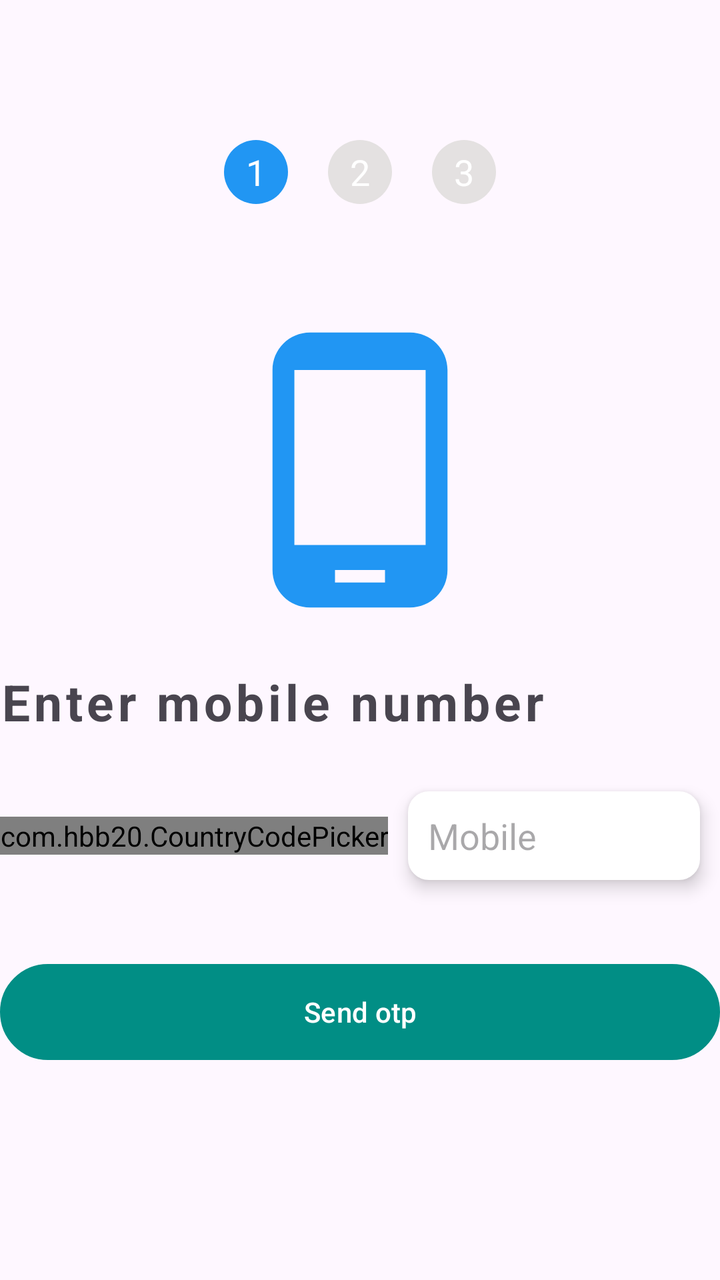
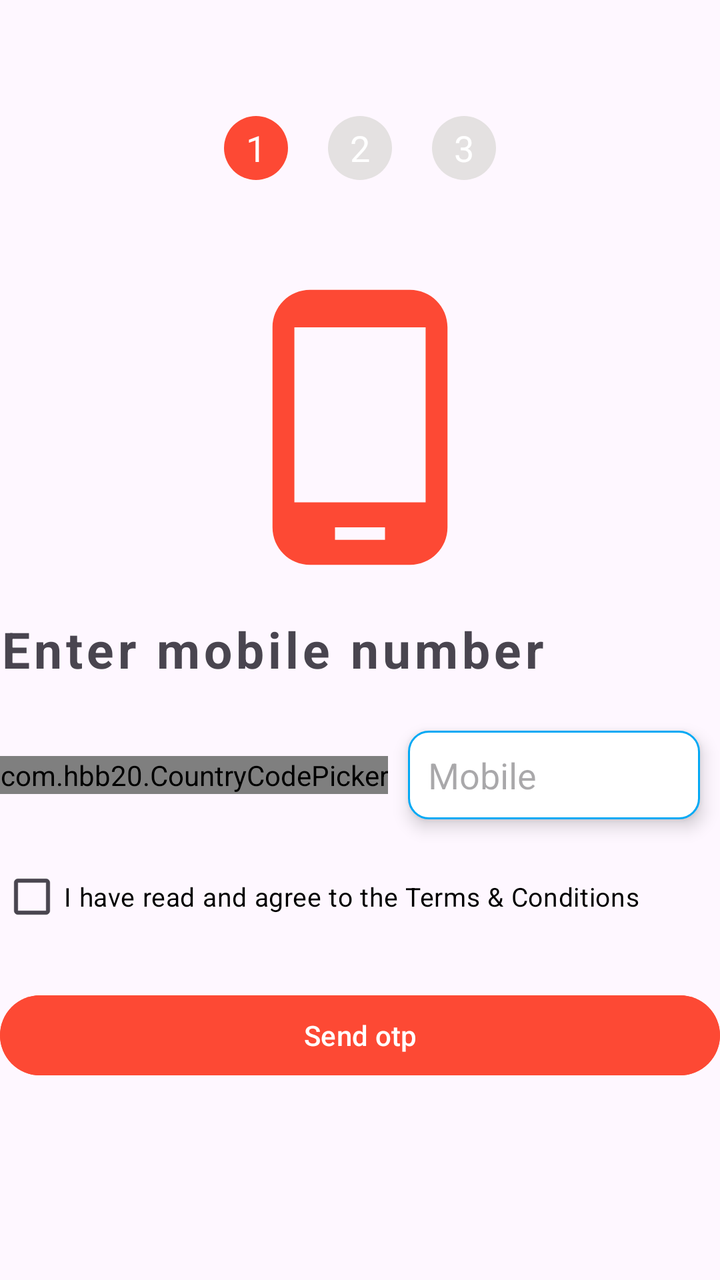

Before-and-after screenshots of an Android layout around one commit, followed by the original layout XML and the change that was made.
<!-- AndroidManifest.xml: application theme Theme.LifePluse -->
<!-- res/layout/activity_phonenumber_sign_in.xml -->
<?xml version="1.0" encoding="utf-8"?>
<LinearLayout xmlns:android="http://schemas.android.com/apk/res/android"
    xmlns:app="http://schemas.android.com/apk/res-auto"
    xmlns:tools="http://schemas.android.com/tools"
    android:id="@+id/main"
    android:layout_width="match_parent"
    android:layout_height="match_parent"
    android:layout_margin="20dp"
    android:gravity="center"
    android:orientation="vertical"
    android:weightSum="100"
    tools:context=".activity.Phonenumber_SignIn">


    <LinearLayout
        android:layout_width="match_parent"
        android:layout_height="wrap_content"
        android:layout_weight="20"
        android:gravity="center">

        <RelativeLayout
            android:layout_width="32dp"
            android:layout_height="32dp"
            android:layout_margin="10dp"
            android:background="@drawable/circular_bg"
            android:backgroundTint="@color/colorPrimary">

            <TextView
                android:layout_width="wrap_content"
                android:layout_height="wrap_content"
                android:layout_centerInParent="true"
                android:text="1"
                android:textColor="@color/white"
                android:textSize="18sp" />
        </RelativeLayout>

        <RelativeLayout
            android:layout_width="32dp"
            android:layout_height="32dp"
            android:layout_margin="10dp"
            android:background="@drawable/circular_bg"
            android:backgroundTint="@color/view_bg">

            <TextView
                android:layout_width="wrap_content"
                android:layout_height="wrap_content"
                android:layout_centerInParent="true"
                android:text="2"
                android:textColor="@color/white"
                android:textSize="18sp" />
        </RelativeLayout>

        <RelativeLayout
            android:layout_width="32dp"
            android:layout_height="32dp"
            android:layout_margin="10dp"
            android:background="@drawable/circular_bg"
            android:backgroundTint="@color/view_bg">

            <TextView
                android:layout_width="wrap_content"
                android:layout_height="wrap_content"
                android:layout_centerInParent="true"
                android:text="3"
                android:textColor="@color/white"
                android:textSize="18sp" />
        </RelativeLayout>
    </LinearLayout>

    <ImageView
        android:layout_width="150dp"
        android:layout_height="150dp"
        android:layout_weight="20"
        android:src="@drawable/phone_icon"
        app:tint="@color/colorPrimary" />

    <TextView
        android:layout_width="match_parent"
        android:layout_height="wrap_content"
        android:layout_gravity="center_vertical"
        android:layout_weight="5"
        android:letterSpacing="0.08"
        android:text="Enter mobile number"
        android:textSize="25sp"
        android:textStyle="bold" />

    <LinearLayout
        android:layout_width="match_parent"
        android:layout_height="wrap_content"
        android:layout_weight="5"
        android:gravity="center"
        android:orientation="horizontal">

        <com.hbb20.CountryCodePicker
            android:id="@+id/login_countrycode"
            android:layout_width="wrap_content"
            android:layout_height="wrap_content"
            app:ccp_showFlag="false"
            app:ccp_showNameCode="false" />

        <EditText
            android:id="@+id/login_mobile_number"
            android:layout_width="match_parent"
            android:layout_height="wrap_content"
            android:layout_margin="10dp"
            android:background="@drawable/edit_text_rounded_corner"
            android:elevation="5dp"
            android:hint="Mobile"
            android:inputType="phone"
            android:padding="10dp" />

    </LinearLayout>

    <LinearLayout
        android:layout_width="match_parent"
        android:layout_height="100dp"
        android:layout_weight="20"
        android:gravity="center_vertical"
        android:orientation="vertical">

        <Button
            android:id="@+id/send_otp_btn"
            android:layout_width="match_parent"
            android:layout_height="wrap_content"
            android:background="@drawable/btn_rounded_corner"
            android:text="Send otp" />

        <ProgressBar
            android:id="@+id/login_progress_bar"
            android:layout_width="32dp"
            android:layout_height="wrap_content"
            android:layout_gravity="center"
            android:indeterminateTint="@color/colorPrimary" />
    </LinearLayout>





</LinearLayout>
<!-- resources referenced by this layout -->
<resources>
  <color name="colorPrimary">#2196F3</color>
  <color name="view_bg">#E4E1E1</color>
  <color name="white">#FFFFFFFF</color>
  <!-- drawable btn_rounded_corner (drawable) -->
  <?xml version="1.0" encoding="utf-8"?>
  <shape android:shape="rectangle" xmlns:android="http://schemas.android.com/apk/res/android">
  
      <stroke android:width="1dp" android:color="@color/white"/>
      <corners android:radius="40dp"/>
      <solid android:color="@color/white"/>
  </shape>
  <!-- drawable circular_bg (drawable) -->
  <?xml version="1.0" encoding="utf-8"?>
  <shape android:shape="oval" xmlns:android="http://schemas.android.com/apk/res/android">
  
  </shape>
  <!-- drawable edit_text_rounded_corner (drawable) -->
  <?xml version="1.0" encoding="utf-8"?>
  <shape android:shape="rectangle" xmlns:android="http://schemas.android.com/apk/res/android">
  
      <stroke android:width="1dp" android:color="@color/white"/>
      <corners android:radius="10dp"/>
      <solid android:color="@color/white"/>
  </shape>
  <!-- drawable phone_icon (drawable) -->
  <vector android:height="100dp" android:tint="#000000"
      android:viewportHeight="24" android:viewportWidth="24"
      android:width="100dp" xmlns:android="http://schemas.android.com/apk/res/android">
      <path android:fillColor="@android:color/white" android:pathData="M16,1L8,1C6.34,1 5,2.34 5,4v16c0,1.66 1.34,3 3,3h8c1.66,0 3,-1.34 3,-3L19,4c0,-1.66 -1.34,-3 -3,-3zM14,21h-4v-1h4v1zM17.25,18L6.75,18L6.75,4h10.5v14z"/>
  </vector>
  <style name="Theme.LifePluse" parent="Base.Theme.LifePluse" />
  <style name="Base.Theme.LifePluse" parent="Theme.Material3.DayNight.NoActionBar">
          
  
          <item name="android:windowIsTranslucent">true</item>
  
          <item name="colorPrimary">@color/status_bar</item>
      </style>
  <color name="status_bar">#018E85</color>
</resources>

<!-- the commit's change to res/layout/activity_phonenumber_sign_in.xml (unified diff, before → after) -->
@@ -23,7 +23,7 @@
             android:layout_height="32dp"
             android:layout_margin="10dp"
             android:background="@drawable/circular_bg"
-            android:backgroundTint="@color/colorPrimary">
+            android:backgroundTint="@color/blood_splashbg">
 
             <TextView
                 android:layout_width="wrap_content"
@@ -72,7 +72,7 @@
         android:layout_height="150dp"
         android:layout_weight="20"
         android:src="@drawable/phone_icon"
-        app:tint="@color/colorPrimary" />
+        app:tint="@color/blood_splashbg" />
 
     <TextView
         android:layout_width="match_parent"
@@ -111,6 +111,15 @@
 
     </LinearLayout>
 
+    <CheckBox
+        android:id="@+id/termconditionCheckboxId"
+        android:layout_width="match_parent"
+        android:layout_height="wrap_content"
+        android:text="@string/checkbox_singintext"
+        android:textColor="@color/black"
+        android:textSize="13sp"
+        />
+
     <LinearLayout
         android:layout_width="match_parent"
         android:layout_height="100dp"
@@ -122,7 +131,7 @@
             android:id="@+id/send_otp_btn"
             android:layout_width="match_parent"
             android:layout_height="wrap_content"
-            android:background="@drawable/btn_rounded_corner"
+            android:backgroundTint="@color/blood_splashbg"
             android:text="Send otp" />
 
         <ProgressBar
@@ -130,7 +139,7 @@
             android:layout_width="32dp"
             android:layout_height="wrap_content"
             android:layout_gravity="center"
-            android:indeterminateTint="@color/colorPrimary" />
+            android:indeterminateTint="@color/blood_splashbg" />
     </LinearLayout>
 
 
<!-- resource entries referenced after the edit -->
@@ -1,16 +1,9 @@
 <!-- resources referenced by this layout -->
 <resources>
-  <color name="colorPrimary">#2196F3</color>
+  <color name="black">#FF000000</color>
+  <color name="blood_splashbg">#FD4934</color>
   <color name="view_bg">#E4E1E1</color>
   <color name="white">#FFFFFFFF</color>
-  <!-- drawable btn_rounded_corner (drawable) -->
-  <?xml version="1.0" encoding="utf-8"?>
-  <shape android:shape="rectangle" xmlns:android="http://schemas.android.com/apk/res/android">
-  
-      <stroke android:width="1dp" android:color="@color/white"/>
-      <corners android:radius="40dp"/>
-      <solid android:color="@color/white"/>
-  </shape>
   <!-- drawable circular_bg (drawable) -->
   <?xml version="1.0" encoding="utf-8"?>
   <shape android:shape="oval" xmlns:android="http://schemas.android.com/apk/res/android">
@@ -20,7 +13,7 @@
   <?xml version="1.0" encoding="utf-8"?>
   <shape android:shape="rectangle" xmlns:android="http://schemas.android.com/apk/res/android">
   
-      <stroke android:width="1dp" android:color="@color/white"/>
+      <stroke android:width="1dp" android:color="@color/button_bg"/>
       <corners android:radius="10dp"/>
       <solid android:color="@color/white"/>
   </shape>
@@ -30,7 +23,9 @@
       android:width="100dp" xmlns:android="http://schemas.android.com/apk/res/android">
       <path android:fillColor="@android:color/white" android:pathData="M16,1L8,1C6.34,1 5,2.34 5,4v16c0,1.66 1.34,3 3,3h8c1.66,0 3,-1.34 3,-3L19,4c0,-1.66 -1.34,-3 -3,-3zM14,21h-4v-1h4v1zM17.25,18L6.75,18L6.75,4h10.5v14z"/>
   </vector>
+  <string name="checkbox_singintext">I have read and agree to the Terms &amp; Conditions</string>
   <style name="Theme.LifePluse" parent="Base.Theme.LifePluse" />
+  <color name="button_bg">#03A9F4</color>
   <style name="Base.Theme.LifePluse" parent="Theme.Material3.DayNight.NoActionBar">
           
   
